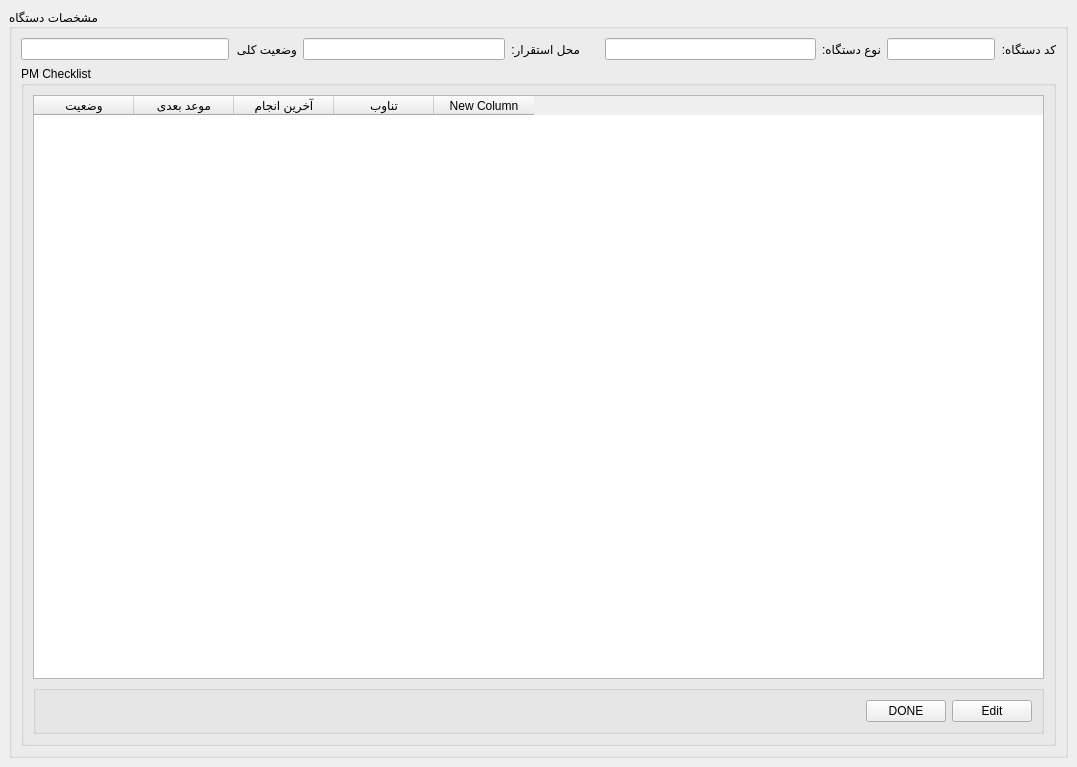
Qt form equip_detail.ui (Ah00ra/CMMS) before a commit.
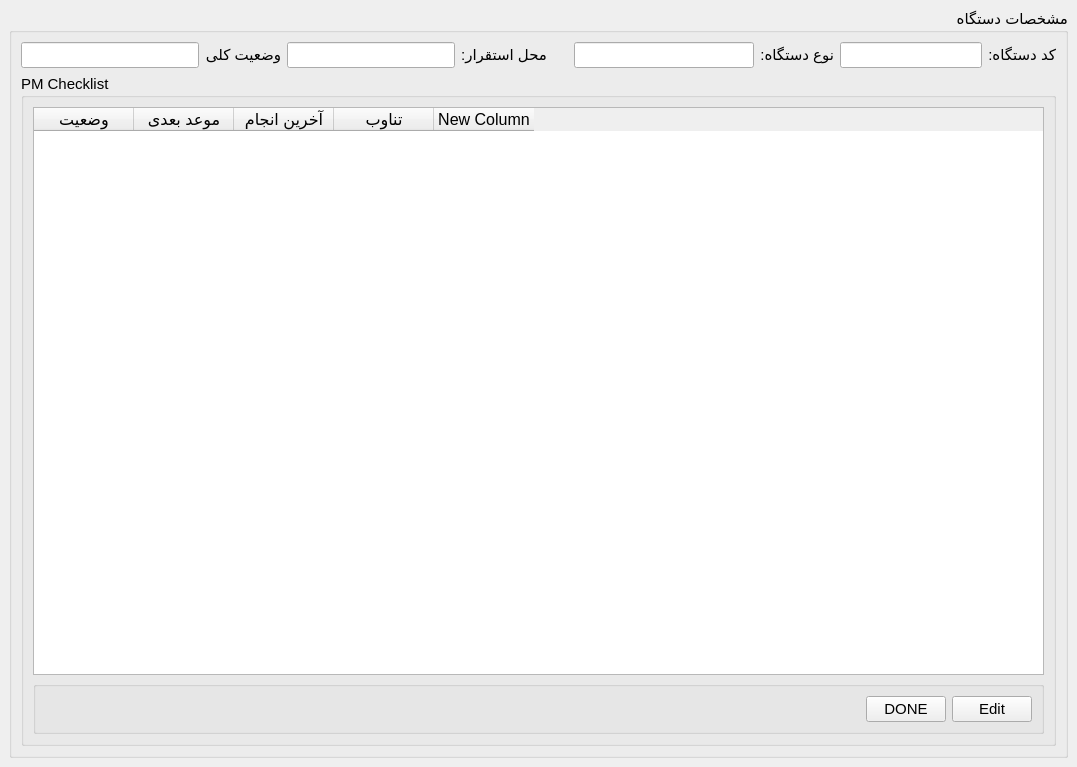
The same form after that commit.

```diff
--- a/equip_detail.ui
+++ b/equip_detail.ui
@@ -17,9 +17,17 @@
    <layout class="QVBoxLayout">
     <item>
      <widget class="QGroupBox" name="groupBox">
+      <property name="font">
+       <font>
+        <pointsize>11</pointsize>
+       </font>
+      </property>
       <property name="title">
        <string>مشخصات دستگاه</string>
       </property>
+      <property name="alignment">
+       <set>Qt::AlignRight|Qt::AlignTop|Qt::AlignTrailing</set>
+      </property>
       <layout class="QGridLayout" name="gridLayout">
        <item row="0" column="4">
         <layout class="QHBoxLayout" name="horizontalLayout_2">
@@ -101,6 +109,11 @@
          <layout class="QVBoxLayout">
           <item>
            <widget class="QTableWidget" name="pmTable">
+            <property name="font">
+             <font>
+              <pointsize>12</pointsize>
+             </font>
+            </property>
             <property name="editTriggers">
              <set>QAbstractItemView::NoEditTriggers</set>
             </property>
```
